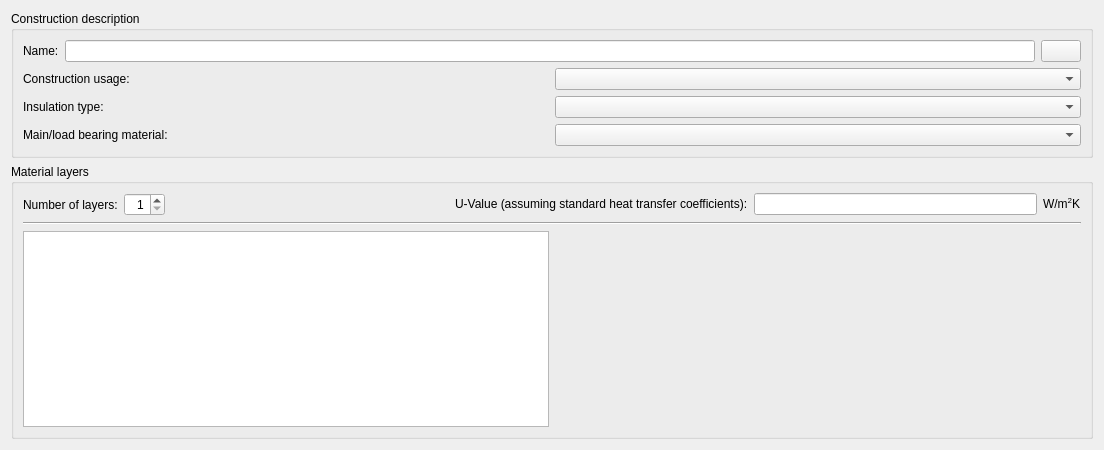
First picture: the form in SIM-VICUS/src/SVDBConstructionEditWidget.ui, repository ghorwin/SIM-VICUS, before the edit.
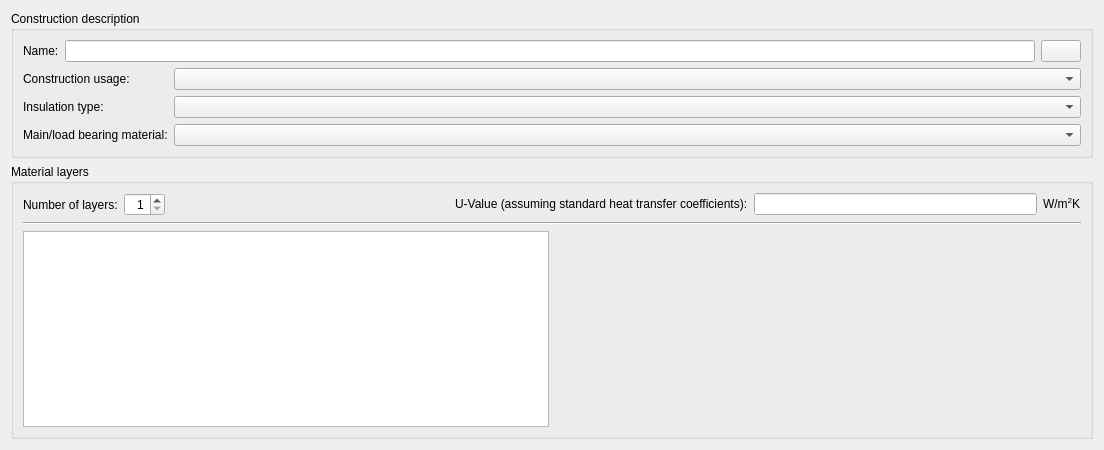
Second picture: the form after the edit. Custom widgets are drawn as their Qt base class.

Commit message: Adjusted layout/spacing in all db edit dialogs.

```diff
--- a/SIM-VICUS/src/SVDBConstructionEditWidget.ui
+++ b/SIM-VICUS/src/SVDBConstructionEditWidget.ui
@@ -31,10 +31,8 @@
      <property name="title">
       <string>Construction description</string>
      </property>
-     <layout class="QGridLayout" name="gridLayout_2">
-      <item row="0" column="0">
-       <layout class="QVBoxLayout" name="verticalLayout_3">
-        <item>
+     <layout class="QGridLayout" name="gridLayout" columnstretch="0,1">
+      <item row="0" column="0" colspan="2">
          <layout class="QHBoxLayout" name="horizontalLayout_3">
           <item>
            <widget class="QLabel" name="label_3">
@@ -58,22 +56,7 @@
           </item>
          </layout>
         </item>
-        <item>
-         <layout class="QGridLayout" name="gridLayout">
-          <item row="2" column="0">
-           <widget class="QLabel" name="label_4">
-            <property name="text">
-             <string>Main/load bearing material:</string>
-            </property>
-           </widget>
-          </item>
-          <item row="2" column="1">
-           <widget class="QComboBox" name="comboBoxMaterialKind"/>
-          </item>
-          <item row="0" column="1">
-           <widget class="QComboBox" name="comboBoxConstructionUsage"/>
-          </item>
-          <item row="0" column="0">
+      <item row="1" column="0">
            <widget class="QLabel" name="label_6">
             <property name="text">
              <string>Construction usage:</string>
@@ -81,18 +64,27 @@
            </widget>
           </item>
           <item row="1" column="1">
-           <widget class="QComboBox" name="comboBoxInsulationKind"/>
-          </item>
-          <item row="1" column="0">
+       <widget class="QComboBox" name="comboBoxConstructionUsage"/>
+      </item>
+      <item row="2" column="0">
            <widget class="QLabel" name="label_2">
             <property name="text">
              <string>Insulation type:</string>
             </property>
            </widget>
           </item>
-         </layout>
-        </item>
-       </layout>
+      <item row="2" column="1">
+       <widget class="QComboBox" name="comboBoxInsulationKind"/>
+      </item>
+      <item row="3" column="0">
+       <widget class="QLabel" name="label_4">
+        <property name="text">
+         <string>Main/load bearing material:</string>
+        </property>
+       </widget>
+      </item>
+      <item row="3" column="1">
+       <widget class="QComboBox" name="comboBoxMaterialKind"/>
       </item>
      </layout>
     </widget>
@@ -216,12 +208,6 @@
   </layout>
  </widget>
  <customwidgets>
-  <customwidget>
-   <class>QtExt::ConstructionViewWidget</class>
-   <extends>QWidget</extends>
-   <header>QtExt_ConstructionViewWidget.h</header>
-   <container>1</container>
-  </customwidget>
   <customwidget>
    <class>QtExt::ColorButton</class>
    <extends>QPushButton</extends>
@@ -232,6 +218,12 @@
    <extends>QLineEdit</extends>
    <header location="global">QtExt_LanguageStringEditWidget1.h</header>
   </customwidget>
+  <customwidget>
+   <class>QtExt::ConstructionViewWidget</class>
+   <extends>QWidget</extends>
+   <header>QtExt_ConstructionViewWidget.h</header>
+   <container>1</container>
+  </customwidget>
  </customwidgets>
  <resources/>
  <connections/>
```
Lines whose indentation alone changed are shown as unchanged. The commit also changes 22 other files.
